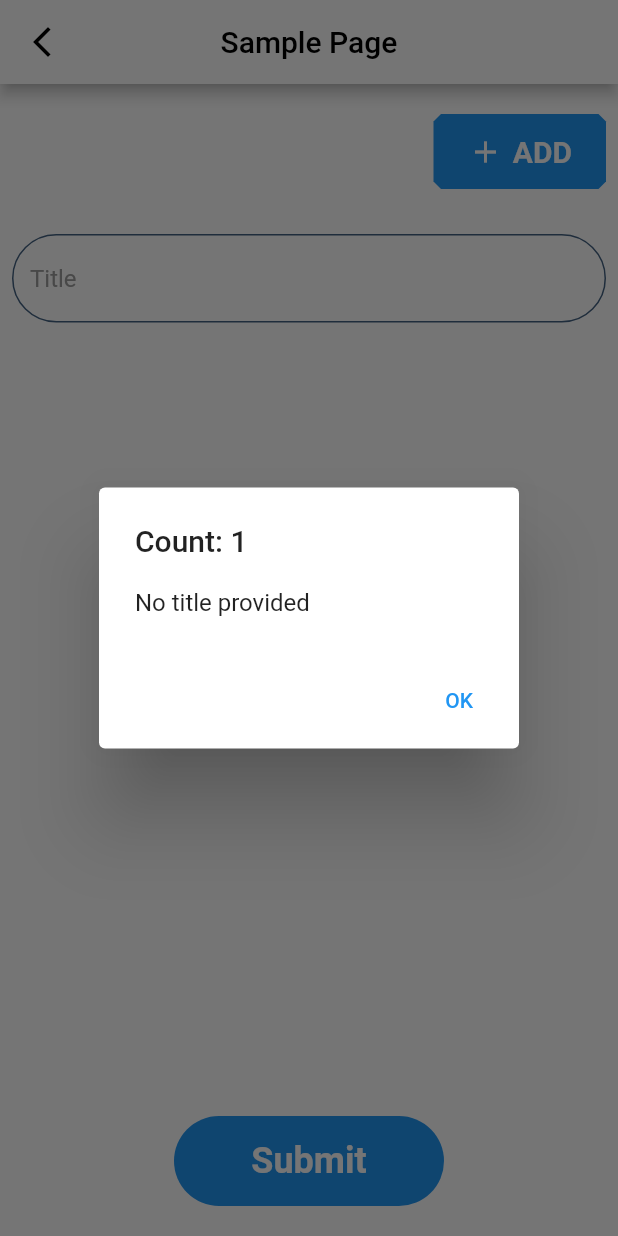
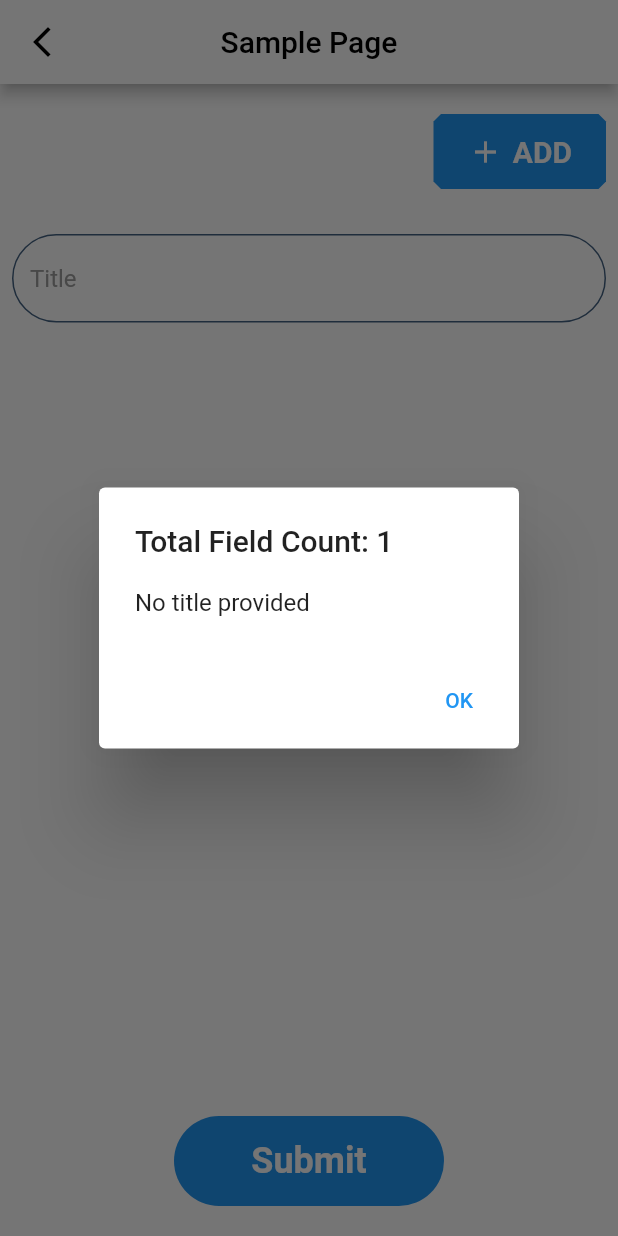
Before and after one commit to AviSharmaaa/dynamic_textfield_sample, a Flutter app: the screen it shows after launch, after a tap on "Submit", on a phone screen of 412 x 824 dp. Run offline on Flutter 3.47's test engine with Material 2 defaults, Android fonts, the phone set to English and light mode, and no system bars.

Commit message:
Minor changes

```diff
--- a/lib/dynamic_texfields.dart
+++ b/lib/dynamic_texfields.dart
@@ -137,7 +137,7 @@ class SubmitButtonWidget extends StatelessWidget {
               }
             }
             final alert = AlertDialog(
-              title: Text("Count: ${optionsControllers.length + 1}"),
+              title: Text("Total Field Count: ${optionsControllers.length + 1}"),
               content: Text(text.trim()),
               actions: [
                 TextButton(
--- a/lib/main.dart
+++ b/lib/main.dart
@@ -1,8 +1,7 @@
-import 'package:dynamic_textfield_sample/dynamic_texfields.dart';
 import 'package:flutter/material.dart';
 import 'package:provider/provider.dart';
-
 import 'app_theme.dart';
+import 'dynamic_texfields.dart';
 
 void main() {
   runApp(const MyApp());
```
